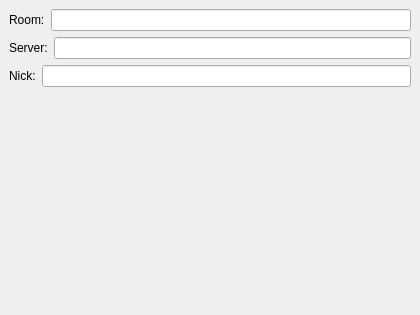
The window that protocols/jabber/ui/dlgchatjoin.ui (KDE/kopete) describes before a commit, drawn with Qt 5.
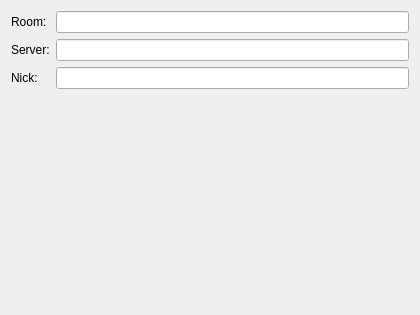
The same window after the commit. Custom widgets are drawn as their Qt base class.

Commit message: Grid layouts where appropriate. Improves some messy un-aligned layouts.

What changed in the file:
```diff
--- a/protocols/jabber/ui/dlgchatjoin.ui
+++ b/protocols/jabber/ui/dlgchatjoin.ui
@@ -13,68 +13,36 @@
    </rect>
   </property>
   <layout class="QVBoxLayout" >
-   <property name="margin" >
-    <number>9</number>
-   </property>
-   <property name="spacing" >
-    <number>6</number>
-   </property>
    <item>
-    <layout class="QHBoxLayout" >
-     <property name="margin" >
-      <number>0</number>
-     </property>
-     <property name="spacing" >
-      <number>6</number>
-     </property>
-     <item>
+    <layout class="QGridLayout" >
+     <item row="0" column="0" >
       <widget class="QLabel" name="label" >
        <property name="text" >
         <string>Room:</string>
        </property>
       </widget>
      </item>
-     <item>
+     <item row="0" column="1" >
       <widget class="KLineEdit" name="leRoom" />
      </item>
-    </layout>
-   </item>
-   <item>
-    <layout class="QHBoxLayout" >
-     <property name="margin" >
-      <number>0</number>
-     </property>
-     <property name="spacing" >
-      <number>6</number>
-     </property>
-     <item>
+     <item row="1" column="0" >
       <widget class="QLabel" name="label_2" >
        <property name="text" >
         <string>Server:</string>
        </property>
       </widget>
      </item>
-     <item>
+     <item row="1" column="1" >
       <widget class="KLineEdit" name="leServer" />
      </item>
-    </layout>
-   </item>
-   <item>
-    <layout class="QHBoxLayout" >
-     <property name="margin" >
-      <number>0</number>
-     </property>
-     <property name="spacing" >
-      <number>6</number>
-     </property>
-     <item>
+     <item row="2" column="0" >
       <widget class="QLabel" name="label_3" >
        <property name="text" >
         <string>Nick:</string>
        </property>
       </widget>
      </item>
-     <item>
+     <item row="2" column="1" >
       <widget class="KLineEdit" name="leNick" />
      </item>
     </layout>
```
Left out of the diff: 6 changed lines with no effect on the pictures. The commit also changes 1 other file.
